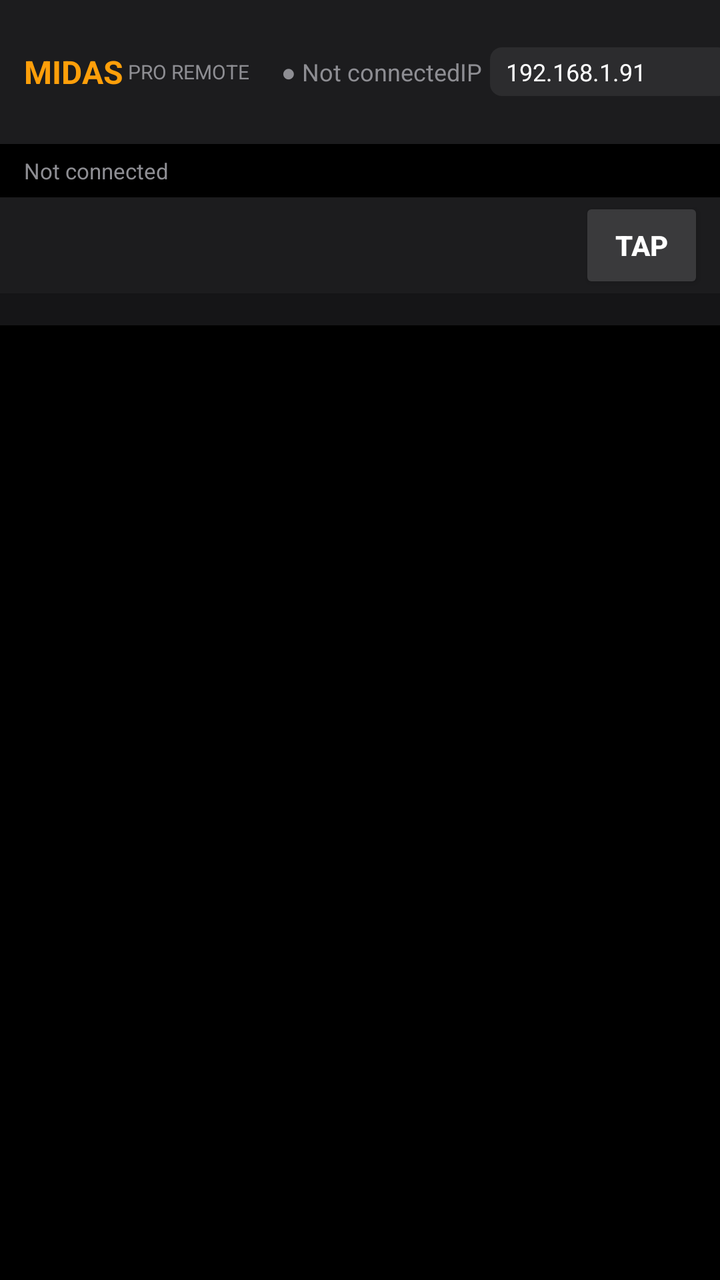
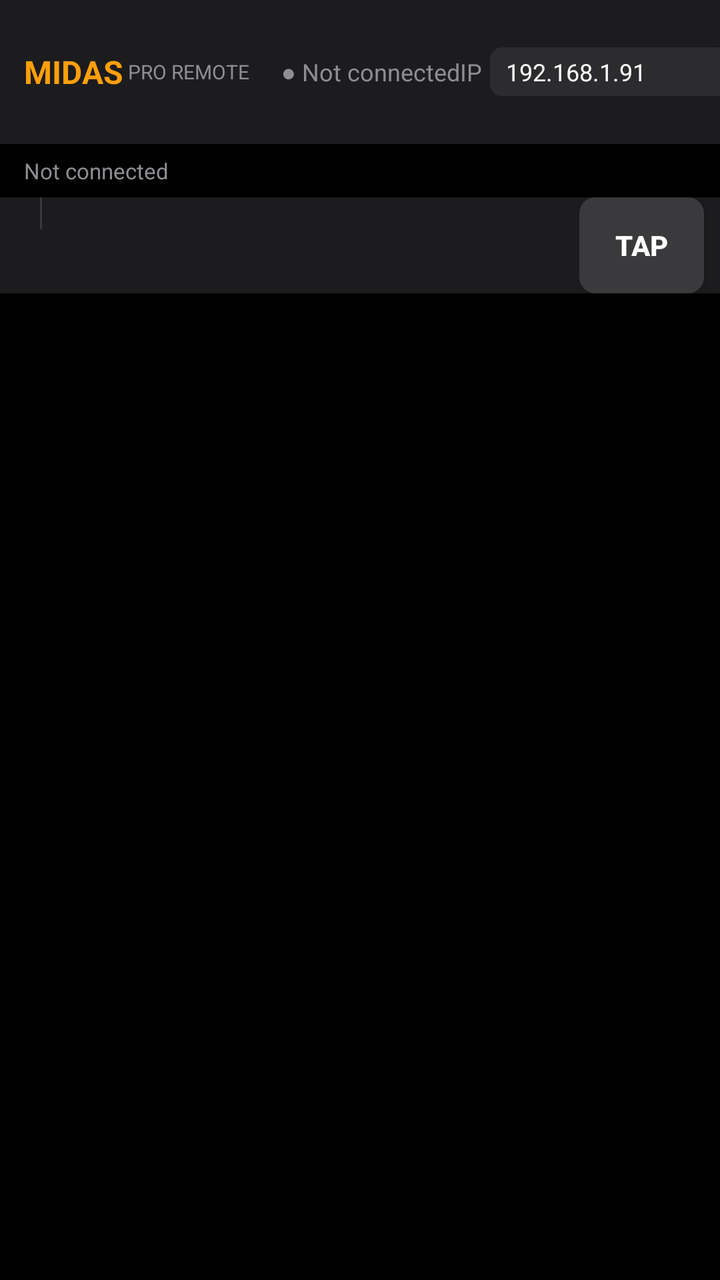

Compare the two renders of this Android layout. The source of the first and the diff that turns it into the second are given below.
<!-- AndroidManifest.xml: application theme Theme.AppCompat.DayNight -->
<!-- res/layout/activity_main.xml -->
<?xml version="1.0" encoding="utf-8"?>
<FrameLayout xmlns:android="http://schemas.android.com/apk/res/android"
    android:layout_width="match_parent"
    android:layout_height="match_parent"
    android:fitsSystemWindows="true">

<LinearLayout
    android:layout_width="match_parent"
    android:layout_height="match_parent"
    android:orientation="vertical"
    android:background="#000000">

    
    <HorizontalScrollView
        android:layout_width="match_parent"
        android:layout_height="wrap_content"
        android:scrollbars="none">

    <LinearLayout
        android:layout_width="wrap_content"
        android:layout_height="wrap_content"
        android:orientation="horizontal"
        android:background="#1c1c1e"
        android:padding="@dimen/top_bar_padding"
        android:gravity="center_vertical">

        <TextView
            android:layout_width="wrap_content"
            android:layout_height="wrap_content"
            android:text="MIDAS"
            android:textColor="#ff9f0a"
            android:textStyle="bold"
            android:textSize="16sp" />

        <TextView
            android:layout_width="wrap_content"
            android:layout_height="wrap_content"
            android:text=" PRO REMOTE"
            android:textColor="#8e8e93"
            android:textSize="10sp"
            android:layout_marginEnd="16dp" />

        <TextView
            android:id="@+id/textConnectionStatus"
            android:layout_width="wrap_content"
            android:layout_height="wrap_content"
            android:text="● Not connected"
            android:textColor="#8e8e93"
            android:textSize="12sp"
            android:layout_weight="1" />

        
        <Button
            android:id="@+id/btnChangeConnection"
            android:layout_width="wrap_content"
            android:layout_height="wrap_content"
            android:background="@drawable/console_button_background"
            android:text="Change"
            android:textSize="11sp"
            android:backgroundTint="#3a3a3c"
            android:textColor="#ffffff"
            android:visibility="gone" />

        <LinearLayout
            android:id="@+id/containerConnectForm"
            android:layout_width="wrap_content"
            android:layout_height="wrap_content"
            android:orientation="horizontal"
            android:gravity="center_vertical">

        <TextView
            android:layout_width="wrap_content"
            android:layout_height="wrap_content"
            android:text="IP"
            android:textColor="#8e8e93"
            android:textSize="12sp"
            android:layout_marginEnd="4dp" />

        <EditText
            android:id="@+id/editHost"
            android:layout_width="120dp"
            android:layout_height="wrap_content"
            android:background="@drawable/console_input_background"
            android:paddingStart="8dp"
            android:paddingEnd="8dp"
            android:paddingTop="4dp"
            android:paddingBottom="4dp"
            android:inputType="text"
            android:text="192.168.1.91"
            android:textColor="#ffffff"
            android:textSize="12sp" />

        <TextView
            android:layout_width="wrap_content"
            android:layout_height="wrap_content"
            android:text="Port"
            android:textColor="#8e8e93"
            android:textSize="12sp"
            android:layout_marginStart="12dp"
            android:layout_marginEnd="4dp" />

        <EditText
            android:id="@+id/editPort"
            android:layout_width="60dp"
            android:layout_height="wrap_content"
            android:background="@drawable/console_input_background"
            android:paddingStart="8dp"
            android:paddingEnd="8dp"
            android:paddingTop="4dp"
            android:paddingBottom="4dp"
            android:inputType="number"
            android:text="10000"
            android:textColor="#ffffff"
            android:textSize="12sp" />

        <Button
            android:id="@+id/btnConnect"
            android:layout_width="wrap_content"
            android:layout_height="wrap_content"
            android:layout_marginStart="12dp"
            android:background="@drawable/console_button_background"
            android:text="Connect"
            android:backgroundTint="#ff9f0a"
            android:textColor="#000000" />
        </LinearLayout>
    </LinearLayout>

    </HorizontalScrollView>

    <TextView
        android:id="@+id/textStatus"
        android:layout_width="match_parent"
        android:layout_height="wrap_content"
        android:background="#000000"
        android:paddingStart="12dp"
        android:paddingEnd="12dp"
        android:paddingTop="@dimen/status_text_v_padding"
        android:paddingBottom="@dimen/status_text_v_padding"
        android:text="Not connected"
        android:textColor="#8e8e93"
        android:textSize="11sp" />

    
    <LinearLayout
        android:layout_width="match_parent"
        android:layout_height="wrap_content"
        android:orientation="horizontal"
        android:background="#1c1c1e">

        <HorizontalScrollView
            android:layout_width="0dp"
            android:layout_height="wrap_content"
            android:layout_weight="1"
            android:scrollbars="none">

            <LinearLayout
                android:id="@+id/modeButtonsRow"
                android:layout_width="wrap_content"
                android:layout_height="wrap_content"
                android:orientation="horizontal"
                android:padding="@dimen/bank_row_padding" />
        </HorizontalScrollView>

        <Button
            android:id="@+id/btnGlobalTap"
            android:layout_width="wrap_content"
            android:layout_height="wrap_content"
            android:layout_marginEnd="8dp"
            android:layout_gravity="center_vertical"
            android:minWidth="0dp"
            android:paddingStart="18dp"
            android:paddingEnd="18dp"
            android:text="TAP"
            android:textStyle="bold"
            android:textColor="#ffffff"
            android:backgroundTint="#3a3a3c" />
    </LinearLayout>

    
    <HorizontalScrollView
        android:id="@+id/bankButtonsScroll"
        android:layout_width="match_parent"
        android:layout_height="wrap_content"
        android:scrollbars="none"
        android:background="#151517">

        <LinearLayout
            android:id="@+id/bankButtonsRow"
            android:layout_width="wrap_content"
            android:layout_height="wrap_content"
            android:orientation="horizontal"
            android:padding="@dimen/bank_row_padding" />
    </HorizontalScrollView>

    <HorizontalScrollView
        android:layout_width="match_parent"
        android:layout_height="0dp"
        android:layout_weight="1"
        android:background="#000000">

        <FrameLayout
            android:layout_width="wrap_content"
            android:layout_height="match_parent">

            <LinearLayout
                android:id="@+id/containerChannels"
                android:layout_width="wrap_content"
                android:layout_height="match_parent"
                android:orientation="horizontal"
                android:paddingStart="4dp"
                android:paddingEnd="4dp" />

            
            <LinearLayout
                android:id="@+id/containerMaster"
                android:layout_width="wrap_content"
                android:layout_height="match_parent"
                android:orientation="horizontal"
                android:paddingStart="4dp"
                android:paddingEnd="4dp"
                android:visibility="gone" />

            
            <LinearLayout
                android:id="@+id/containerAux"
                android:layout_width="wrap_content"
                android:layout_height="match_parent"
                android:orientation="horizontal"
                android:paddingStart="4dp"
                android:paddingEnd="4dp"
                android:visibility="gone" />

            
            <LinearLayout
                android:id="@+id/containerAuxBus"
                android:layout_width="wrap_content"
                android:layout_height="match_parent"
                android:orientation="horizontal"
                android:paddingStart="4dp"
                android:paddingEnd="4dp"
                android:visibility="gone" />

            
            <LinearLayout
                android:id="@+id/containerVca"
                android:layout_width="wrap_content"
                android:layout_height="match_parent"
                android:orientation="horizontal"
                android:paddingStart="4dp"
                android:paddingEnd="4dp"
                android:visibility="gone" />

            
            <LinearLayout
                android:id="@+id/containerMainOuts"
                android:layout_width="wrap_content"
                android:layout_height="match_parent"
                android:orientation="horizontal"
                android:paddingStart="4dp"
                android:paddingEnd="4dp"
                android:visibility="gone" />
        </FrameLayout>
    </HorizontalScrollView>

</LinearLayout>

    
    <FrameLayout
        android:id="@+id/channelDetailContainer"
        android:layout_width="match_parent"
        android:layout_height="match_parent"
        android:visibility="gone" />

</FrameLayout>
<!-- resources referenced by this layout -->
<resources>
  <dimen name="bank_row_padding">8dp</dimen>
  <dimen name="status_text_v_padding">6dp</dimen>
  <dimen name="top_bar_padding">12dp</dimen>
  <!-- drawable console_button_background (drawable) -->
  <?xml version="1.0" encoding="utf-8"?>
  <shape xmlns:android="http://schemas.android.com/apk/res/android">
      <solid android:color="#3a3a3c" />
      <corners android:radius="8dp" />
  </shape>
  <!-- drawable console_input_background (drawable) -->
  <?xml version="1.0" encoding="utf-8"?>
  <shape xmlns:android="http://schemas.android.com/apk/res/android">
      <solid android:color="#2c2c2e" />
      <corners android:radius="6dp" />
  </shape>
</resources>

<!-- the commit's change to res/layout/activity_main.xml (unified diff, before → after) -->
@@ -154,11 +154,40 @@
             android:scrollbars="none">
 
             <LinearLayout
-                android:id="@+id/modeButtonsRow"
                 android:layout_width="wrap_content"
                 android:layout_height="wrap_content"
                 android:orientation="horizontal"
-                android:padding="@dimen/bank_row_padding" />
+                android:gravity="center_vertical">
+
+                <LinearLayout
+                    android:id="@+id/modeButtonsRow"
+                    android:layout_width="wrap_content"
+                    android:layout_height="wrap_content"
+                    android:orientation="horizontal"
+                    android:padding="@dimen/bank_row_padding" />
+
+                <LinearLayout
+                    android:id="@+id/bankButtonsScroll"
+                    android:layout_width="wrap_content"
+                    android:layout_height="match_parent"
+                    android:orientation="horizontal"
+                    android:gravity="center_vertical">
+
+                    <View
+                        android:layout_width="1dp"
+                        android:layout_height="20dp"
+                        android:layout_marginStart="4dp"
+                        android:layout_marginEnd="4dp"
+                        android:background="#3a3a3c" />
+
+                    <LinearLayout
+                        android:id="@+id/bankButtonsRow"
+                        android:layout_width="wrap_content"
+                        android:layout_height="wrap_content"
+                        android:orientation="horizontal"
+                        android:padding="@dimen/bank_row_padding" />
+                </LinearLayout>
+            </LinearLayout>
         </HorizontalScrollView>
 
         <Button
@@ -167,6 +196,7 @@
             android:layout_height="wrap_content"
             android:layout_marginEnd="8dp"
             android:layout_gravity="center_vertical"
+            android:background="@drawable/console_button_background"
             android:minWidth="0dp"
             android:paddingStart="18dp"
             android:paddingEnd="18dp"
@@ -176,22 +206,6 @@
             android:backgroundTint="#3a3a3c" />
     </LinearLayout>
 
-    
-    <HorizontalScrollView
-        android:id="@+id/bankButtonsScroll"
-        android:layout_width="match_parent"
-        android:layout_height="wrap_content"
-        android:scrollbars="none"
-        android:background="#151517">
-
-        <LinearLayout
-            android:id="@+id/bankButtonsRow"
-            android:layout_width="wrap_content"
-            android:layout_height="wrap_content"
-            android:orientation="horizontal"
-            android:padding="@dimen/bank_row_padding" />
-    </HorizontalScrollView>
-
     <HorizontalScrollView
         android:layout_width="match_parent"
         android:layout_height="0dp"
